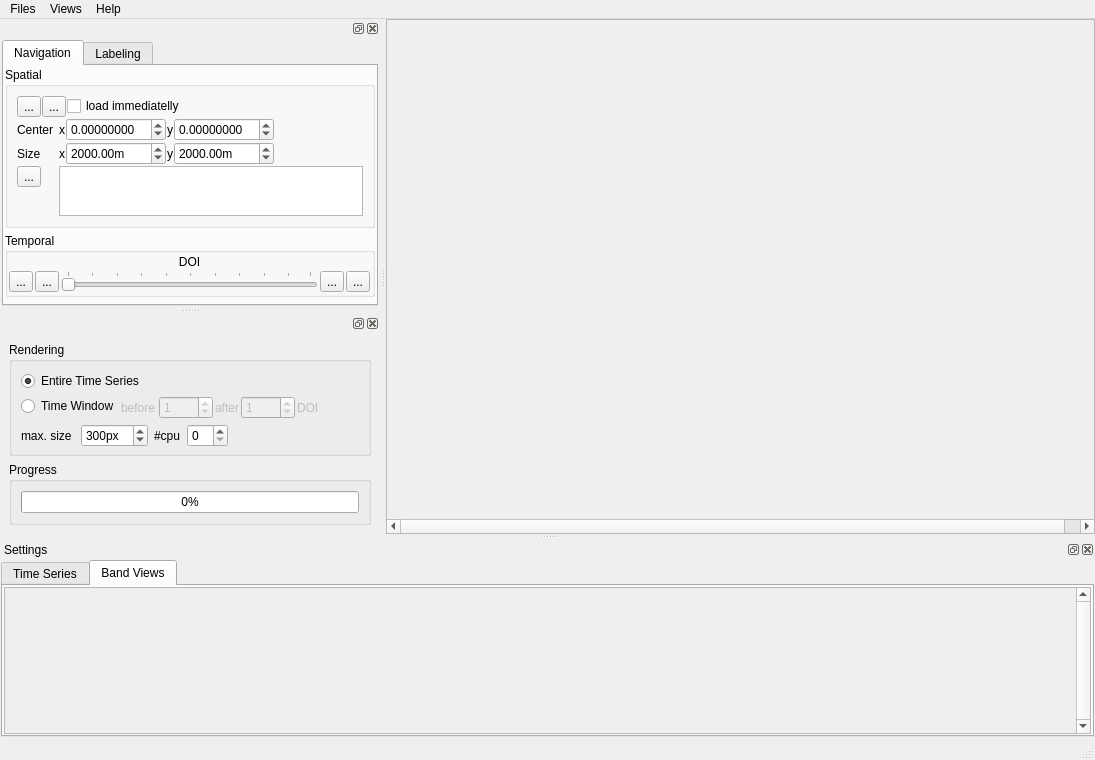
The window that timeseriesviewer/ui/timseriesviewer.ui (jakimowb/eo-time-series-viewer) describes before a commit, drawn with Qt 5.
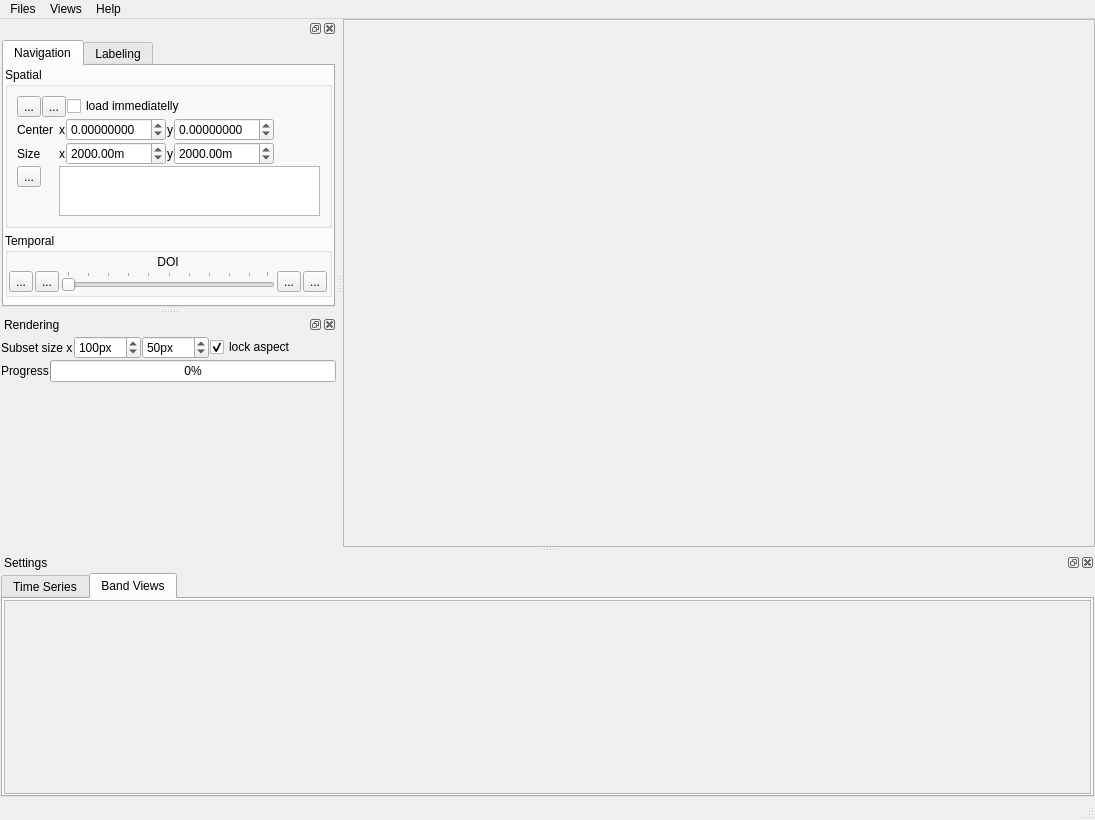
The same window after the commit. The open tabs and pages were chosen to show the change. Icons and pictures are not drawn.

```diff
--- a/timeseriesviewer/ui/timseriesviewer.ui
+++ b/timeseriesviewer/ui/timseriesviewer.ui
@@ -7,7 +7,7 @@
     <x>0</x>
     <y>0</y>
     <width>1095</width>
-    <height>760</height>
+    <height>820</height>
    </rect>
   </property>
   <property name="windowTitle">
@@ -41,10 +41,16 @@
      <widget class="QScrollArea" name="scrollAreaSubsets">
       <property name="sizePolicy">
        <sizepolicy hsizetype="Expanding" vsizetype="Expanding">
-        <horstretch>0</horstretch>
+        <horstretch>1</horstretch>
         <verstretch>0</verstretch>
        </sizepolicy>
       </property>
+      <property name="minimumSize">
+       <size>
+        <width>200</width>
+        <height>200</height>
+       </size>
+      </property>
       <property name="frameShape">
        <enum>QFrame::StyledPanel</enum>
       </property>
@@ -55,23 +61,40 @@
        <enum>Qt::ScrollBarAsNeeded</enum>
       </property>
       <property name="widgetResizable">
-       <bool>false</bool>
+       <bool>true</bool>
       </property>
       <widget class="QWidget" name="scrollAreaSubsetContent">
        <property name="geometry">
         <rect>
-         <x>-110</x>
+         <x>0</x>
          <y>0</y>
-         <width>723</width>
-         <height>491</height>
+         <width>613</width>
+         <height>595</height>
         </rect>
        </property>
        <property name="sizePolicy">
-        <sizepolicy hsizetype="Expanding" vsizetype="Expanding">
+        <sizepolicy hsizetype="Preferred" vsizetype="Preferred">
          <horstretch>0</horstretch>
          <verstretch>0</verstretch>
         </sizepolicy>
        </property>
+       <property name="minimumSize">
+        <size>
+         <width>200</width>
+         <height>200</height>
+        </size>
+       </property>
+       <layout class="QHBoxLayout" name="scrollAreaLayout" stretch="">
+        <property name="spacing">
+         <number>1</number>
+        </property>
+        <property name="sizeConstraint">
+         <enum>QLayout::SetNoConstraint</enum>
+        </property>
+        <property name="margin">
+         <number>0</number>
+        </property>
+       </layout>
       </widget>
      </widget>
     </item>
@@ -228,16 +251,22 @@
          <item>
           <widget class="QScrollArea" name="scrollAreaBandViews">
            <property name="sizePolicy">
-            <sizepolicy hsizetype="Expanding" vsizetype="Expanding">
+            <sizepolicy hsizetype="MinimumExpanding" vsizetype="MinimumExpanding">
              <horstretch>1</horstretch>
              <verstretch>0</verstretch>
             </sizepolicy>
            </property>
+           <property name="minimumSize">
+            <size>
+             <width>100</width>
+             <height>100</height>
+            </size>
+           </property>
            <property name="autoFillBackground">
             <bool>true</bool>
            </property>
            <property name="verticalScrollBarPolicy">
-            <enum>Qt::ScrollBarAlwaysOn</enum>
+            <enum>Qt::ScrollBarAsNeeded</enum>
            </property>
            <property name="horizontalScrollBarPolicy">
             <enum>Qt::ScrollBarAsNeeded</enum>
@@ -250,7 +279,7 @@
              <rect>
               <x>0</x>
               <y>0</y>
-              <width>1068</width>
+              <width>1083</width>
               <height>120</height>
              </rect>
             </property>
@@ -905,165 +934,28 @@
   <widget class="QDockWidget" name="dockRendering">
    <property name="minimumSize">
     <size>
-     <width>281</width>
-     <height>216</height>
+     <width>324</width>
+     <height>232</height>
     </size>
    </property>
    <property name="features">
     <set>QDockWidget::AllDockWidgetFeatures</set>
    </property>
+   <property name="windowTitle">
+    <string>Rendering</string>
+   </property>
    <attribute name="dockWidgetArea">
     <number>1</number>
    </attribute>
    <widget class="QWidget" name="dockWidgetContents">
     <layout class="QVBoxLayout" name="verticalLayout_5">
-     <item>
-      <widget class="QGroupBox" name="groupBox_rendering">
-       <property name="minimumSize">
-        <size>
-         <width>0</width>
-         <height>0</height>
-        </size>
-       </property>
-       <property name="title">
-        <string>Rendering</string>
-       </property>
-       <layout class="QFormLayout" name="formLayout">
-        <property name="fieldGrowthPolicy">
-         <enum>QFormLayout::AllNonFixedFieldsGrow</enum>
-        </property>
-        <property name="horizontalSpacing">
-         <number>2</number>
-        </property>
-        <property name="verticalSpacing">
-         <number>5</number>
-        </property>
-        <property name="bottomMargin">
-         <number>6</number>
-        </property>
-        <item row="0" column="0" colspan="2">
-         <widget class="QRadioButton" name="rb_showEntireTS">
-          <property name="text">
-           <string>Entire Time Series</string>
-          </property>
-          <property name="checked">
-           <bool>true</bool>
-          </property>
-         </widget>
-        </item>
-        <item row="2" column="0">
-         <widget class="QRadioButton" name="rb_showTimeWindow">
-          <property name="enabled">
-           <bool>true</bool>
-          </property>
-          <property name="toolTip">
-           <string>Select </string>
-          </property>
-          <property name="text">
-           <string>Time Window</string>
-          </property>
-          <property name="checked">
-           <bool>false</bool>
-          </property>
-         </widget>
-        </item>
-        <item row="2" column="1">
-         <widget class="QFrame" name="frame_timewindow">
-          <property name="enabled">
-           <bool>false</bool>
-          </property>
-          <property name="minimumSize">
-           <size>
-            <width>50</width>
-            <height>0</height>
-           </size>
-          </property>
-          <property name="frameShape">
-           <enum>QFrame::NoFrame</enum>
-          </property>
-          <property name="frameShadow">
-           <enum>QFrame::Raised</enum>
-          </property>
-          <layout class="QHBoxLayout" name="horizontalLayout_3">
            <property name="spacing">
-            <number>2</number>
+      <number>1</number>
            </property>
            <property name="margin">
-            <number>0</number>
-           </property>
-           <item>
-            <widget class="QLabel" name="label_8">
-             <property name="text">
-              <string>before</string>
-             </property>
-            </widget>
-           </item>
-           <item>
-            <widget class="QFrame" name="frame_4">
-             <property name="frameShape">
-              <enum>QFrame::NoFrame</enum>
-             </property>
-             <property name="frameShadow">
-              <enum>QFrame::Raised</enum>
-             </property>
-             <layout class="QHBoxLayout" name="horizontalLayout_8">
-              <property name="margin">
-               <number>0</number>
-              </property>
-             </layout>
-            </widget>
-           </item>
-           <item>
-            <widget class="QSpinBox" name="sb_ndates_before">
-             <property name="maximum">
-              <number>9999</number>
-             </property>
-             <property name="value">
               <number>1</number>
              </property>
-            </widget>
-           </item>
            <item>
-            <widget class="QLabel" name="label_9">
-             <property name="text">
-              <string>after</string>
-             </property>
-            </widget>
-           </item>
-           <item>
-            <widget class="QSpinBox" name="sb_ndates_after">
-             <property name="maximum">
-              <number>9999</number>
-             </property>
-             <property name="value">
-              <number>1</number>
-             </property>
-            </widget>
-           </item>
-           <item>
-            <widget class="QLabel" name="label_14">
-             <property name="text">
-              <string>DOI</string>
-             </property>
-            </widget>
-           </item>
-           <item>
-            <spacer name="horizontalSpacer_3">
-             <property name="orientation">
-              <enum>Qt::Horizontal</enum>
-             </property>
-             <property name="sizeHint" stdset="0">
-              <size>
-               <width>40</width>
-               <height>20</height>
-              </size>
-             </property>
-            </spacer>
-           </item>
-          </layout>
-         </widget>
-        </item>
-        <item row="3" column="0" colspan="2">
          <widget class="QFrame" name="frame_5">
           <property name="frameShape">
            <enum>QFrame::NoFrame</enum>
@@ -1072,18 +964,32 @@
            <enum>QFrame::Raised</enum>
           </property>
           <layout class="QHBoxLayout" name="horizontalLayout_9">
+        <property name="spacing">
+         <number>1</number>
+        </property>
            <property name="margin">
+         <number>0</number>
+        </property>
+       </layout>
+      </widget>
+     </item>
+     <item>
+      <layout class="QHBoxLayout" name="horizontalLayout_8">
+       <property name="spacing">
+        <number>1</number>
+       </property>
+       <property name="topMargin">
             <number>0</number>
            </property>
            <item>
             <widget class="QLabel" name="label_11">
              <property name="text">
-              <string>max. size </string>
+          <string>Subset size x</string>
              </property>
             </widget>
            </item>
            <item>
-            <widget class="QSpinBox" name="spinBoxMaxPixmapSize">
+        <widget class="QSpinBox" name="spinBoxSubsetSizeX">
              <property name="minimumSize">
               <size>
                <width>50</width>
@@ -1093,6 +999,9 @@
              <property name="toolTip">
               <string>Max. length of an image chip on screen.</string>
              </property>
+         <property name="specialValueText">
+          <string/>
+         </property>
              <property name="suffix">
               <string>px</string>
              </property>
@@ -1103,24 +1012,42 @@
               <number>1000</number>
              </property>
              <property name="singleStep">
+          <number>25</number>
+         </property>
+         <property name="value">
+          <number>100</number>
+         </property>
+        </widget>
+       </item>
+       <item>
+        <widget class="QSpinBox" name="spinBoxSubsetSizeY">
+         <property name="suffix">
+          <string>px</string>
+         </property>
+         <property name="prefix">
+          <string/>
+         </property>
+         <property name="minimum">
+          <number>20</number>
+         </property>
+         <property name="maximum">
+          <number>1000</number>
+         </property>
+         <property name="singleStep">
+          <number>25</number>
+         </property>
+         <property name="value">
               <number>50</number>
              </property>
-             <property name="value">
-              <number>300</number>
-             </property>
             </widget>
            </item>
            <item>
-            <widget class="QLabel" name="label">
+        <widget class="QCheckBox" name="checkBoxLockSubsetAspect">
              <property name="text">
-              <string>#cpu</string>
-             </property>
-            </widget>
-           </item>
-           <item>
-            <widget class="QSpinBox" name="spinBox_ncpu">
-             <property name="toolTip">
-              <string>Number of CPUs used for parallel image chip calculation</string>
+          <string>lock aspect</string>
+         </property>
+         <property name="checked">
+          <bool>true</bool>
              </property>
             </widget>
            </item>
@@ -1138,23 +1065,16 @@
             </spacer>
            </item>
           </layout>
-         </widget>
-        </item>
-       </layout>
-      </widget>
-     </item>
+     </item>
      <item>
-      <widget class="QGroupBox" name="groupBox">
-       <property name="minimumSize">
-        <size>
-         <width>0</width>
-         <height>0</height>
-        </size>
-       </property>
-       <property name="title">
+      <layout class="QHBoxLayout" name="horizontalLayout_3">
+       <item>
+        <widget class="QLabel" name="label">
+         <property name="text">
         <string>Progress</string>
        </property>
-       <layout class="QVBoxLayout" name="verticalLayout_10">
+        </widget>
+       </item>
         <item>
          <widget class="QProgressBar" name="progressBar">
           <property name="value">
@@ -1163,7 +1083,19 @@
          </widget>
         </item>
        </layout>
-      </widget>
+     </item>
+     <item>
+      <spacer name="verticalSpacer_2">
+       <property name="orientation">
+        <enum>Qt::Vertical</enum>
+       </property>
+       <property name="sizeHint" stdset="0">
+        <size>
+         <width>20</width>
+         <height>40</height>
+        </size>
+       </property>
+      </spacer>
      </item>
     </layout>
    </widget>
```
Left out of the diff: 88 changed lines with no effect on the pictures. Lines whose indentation alone changed are shown as unchanged.
